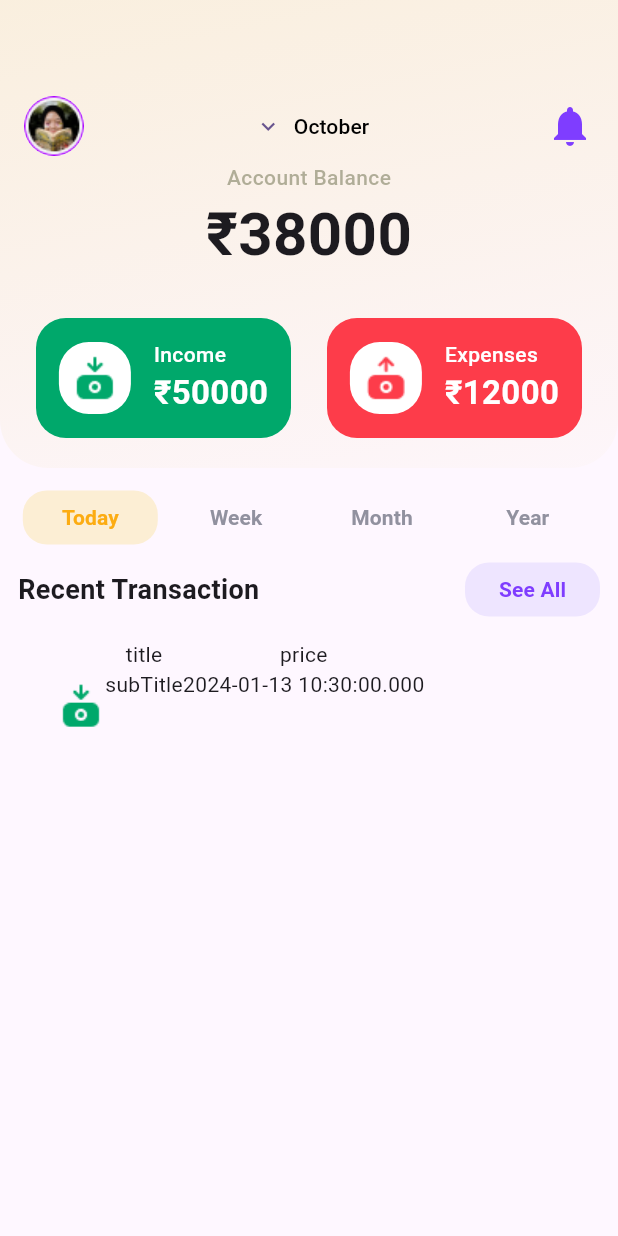
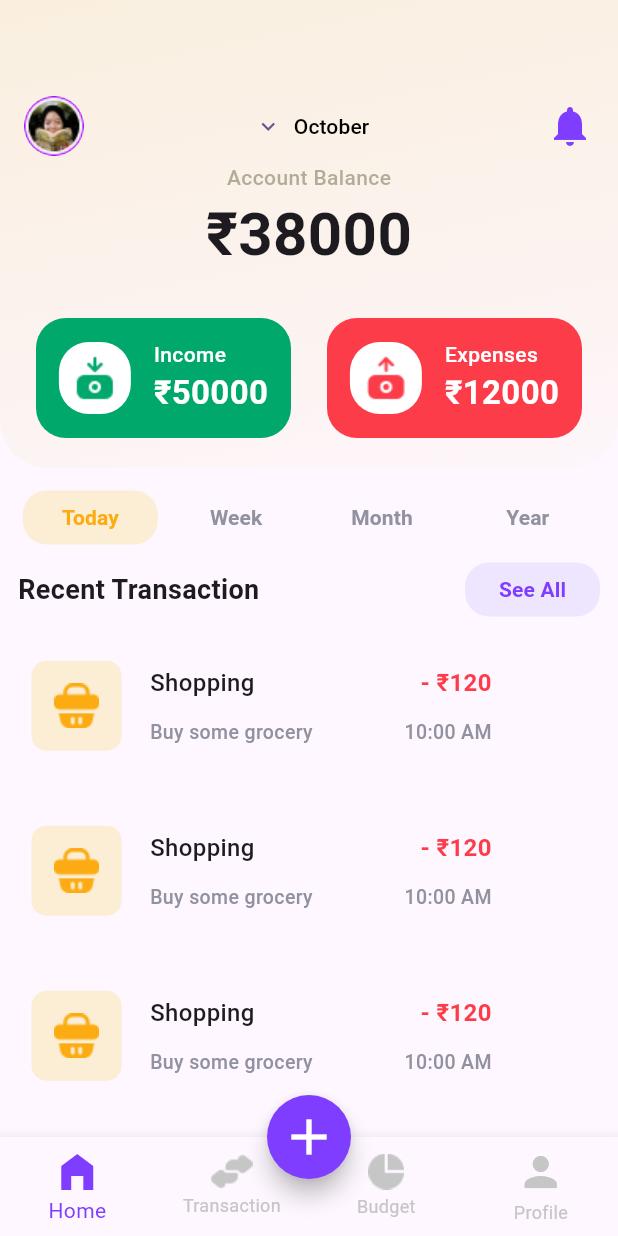
Before and after one commit to saurabhkumar-sk/cipher_schools_flutter_assignment, a Flutter app: the screen it shows after launch, after a tap on the "arrow forward ios" icon, after a tap on "Login", on a phone screen of 412 x 824 dp. Run offline on Flutter 3.47's test engine with Material 3 defaults, Android fonts, the phone set to English and light mode, and no system bars.

Commit message:
Income Screen , Expense screen and Home Screen UI are fully completed

```diff
--- a/lib/components/transaction_history_cus.dart
+++ b/lib/components/transaction_history_cus.dart
@@ -5,7 +5,7 @@ class TransactionHistory extends StatelessWidget {
   final String title;
   final String subTitle;
   final String price;
-  final DateTime dateTime;
+  final String dateTime;
   const TransactionHistory({
     super.key,
     required this.image,
@@ -17,33 +17,86 @@ class TransactionHistory extends StatelessWidget {
 
   @override
   Widget build(BuildContext context) {
-    return Container(
+    return Padding(
+      padding: const EdgeInsets.only(
+        left: 11,
+        right: 28,
+      ),
+      child: Container(
         height: 89,
-      width: 336,
+        width: double.infinity,
         decoration: BoxDecoration(
           borderRadius: BorderRadius.circular(24),
         ),
         child: Row(
           children: [
-          Image.asset(
+            Padding(
+              padding: const EdgeInsets.all(10.0),
+              child: Container(
+                decoration: BoxDecoration(
+                  borderRadius: BorderRadius.circular(10),
+                  color: const Color.fromRGBO(252, 238, 212, 1),
+                ),
+                height: 60,
+                width: 60,
+                child: Image.asset(
                   image.toString(),
                 ),
-          Column(
+              ),
+            ),
+            const SizedBox(width: 9),
+            Padding(
+              padding: const EdgeInsets.only(top: 0.0),
+              child: Column(
+                mainAxisAlignment: MainAxisAlignment.center,
+                crossAxisAlignment: CrossAxisAlignment.start,
                 children: [
-              Text(title),
-              Text(subTitle),
+                  Text(
+                    title,
+                    style: const TextStyle(
+                      fontSize: 16,
+                      fontWeight: FontWeight.w500,
+                    ),
+                  ),
+                  const SizedBox(height: 12),
+                  Text(
+                    subTitle,
+                    style: const TextStyle(
+                      fontSize: 13,
+                      fontWeight: FontWeight.w500,
+                      color: Color.fromRGBO(145, 145, 159, 1),
+                    ),
+                  ),
                 ],
               ),
+            ),
+            const SizedBox(width: 61),
             Column(
+              mainAxisAlignment: MainAxisAlignment.center,
+              crossAxisAlignment: CrossAxisAlignment.end,
               children: [
-              Text(price),
                 Text(
-                dateTime.toString(),
+                  price,
+                  style: const TextStyle(
+                    fontSize: 16,
+                    fontWeight: FontWeight.w600,
+                    color: Color.fromRGBO(253, 60, 74, 1),
+                  ),
+                ),
+                const SizedBox(height: 12),
+                Text(
+                  dateTime,
+                  style: const TextStyle(
+                    fontSize: 13,
+                    fontWeight: FontWeight.w500,
+                    color: Color.fromRGBO(145, 145, 159, 1),
+                  ),
                 ),
               ],
             )
           ],
         ),
+      ),
     );
   }
 }
--- /dev/null
+++ b/lib/screens/bottom_navigation_bar_screen.dart
@@ -0,0 +1,120 @@
+import 'package:cipher_schools_flutter_assignment/screens/home_screen.dart';
+import 'package:flutter/material.dart';
+
+class BottomNavigationBarScree extends StatefulWidget {
+  const BottomNavigationBarScree({Key? key}) : super(key: key);
+
+  @override
+  State<BottomNavigationBarScree> createState() =>
+      _BottomNavigationBarScreeState();
+}
+
+class _BottomNavigationBarScreeState extends State<BottomNavigationBarScree> {
+  final PageController pageController = PageController(initialPage: 0);
+  late int _selectedIndex = 0;
+
+  @override
+  Widget build(BuildContext context) {
+    return Scaffold(
+      extendBody: true,
+      body: PageView(
+        physics: const NeverScrollableScrollPhysics(),
+        controller: pageController,
+        children: const <Widget>[
+          Center(
+            child: HomeScreen(),
+          ),
+          Center(
+            child: Search(),
+          ),
+          Center(
+            child: Favourite(),
+          ),
+          Center(
+            child: Profile(),
+          ),
+        ],
+      ),
+      floatingActionButtonLocation: FloatingActionButtonLocation.centerDocked,
+      floatingActionButton: FloatingActionButton(
+        backgroundColor: const Color(0xFF7F3DFF),
+        shape: const CircleBorder(),
+        onPressed: () {},
+        child: const Icon(
+          Icons.add,
+          color: Colors.white,
+          size: 40,
+        ),
+      ),
+      bottomNavigationBar: BottomNavigationBar(
+        type: BottomNavigationBarType.fixed,
+        currentIndex: _selectedIndex,
+        selectedItemColor: const Color(0xFF7F3DFF),
+        unselectedItemColor: const Color(0xFFC6C6C6),
+        onTap: (index) {
+          setState(() {
+            _selectedIndex = index;
+            pageController.jumpToPage(index);
+          });
+        },
+        items: const [
+          BottomNavigationBarItem(
+            icon: Icon(
+              Icons.home_filled,
+              size: 32,
+            ),
+            label: 'Home',
+          ),
+          BottomNavigationBarItem(
+            icon: Image(
+              image: AssetImage("assets/images/Transaction.png"),
+            ),
+            label: 'Transaction',
+          ),
+          BottomNavigationBarItem(
+            icon: Image(
+              image: AssetImage("assets/images/pie chart.png"),
+            ),
+            label: 'Budget',
+          ),
+          BottomNavigationBarItem(
+            icon: Icon(
+              Icons.person,
+              size: 32,
+            ),
+            label: 'Profile',
+          ),
+        ],
+      ),
+    );
+  }
+}
+
+// Screens for the different bottom navigation items
+
+class Search extends StatelessWidget {
+  const Search({Key? key}) : super(key: key);
+
+  @override
+  Widget build(BuildContext context) {
+    return const Text('Search');
+  }
+}
+
+class Favourite extends StatelessWidget {
+  const Favourite({Key? key}) : super(key: key);
+
+  @override
+  Widget build(BuildContext context) {
+    return const Text('Favourites');
+  }
+}
+
+class Profile extends StatelessWidget {
+  const Profile({Key? key}) : super(key: key);
+
+  @override
+  Widget build(BuildContext context) {
+    return const Text('Profile');
+  }
+}
--- a/lib/screens/home_screen.dart
+++ b/lib/screens/home_screen.dart
@@ -1,5 +1,7 @@
 import 'package:cipher_schools_flutter_assignment/components/custombutton.dart';
 import 'package:cipher_schools_flutter_assignment/components/transaction_history_cus.dart';
+import 'package:cipher_schools_flutter_assignment/screens/expenses_screen.dart';
+import 'package:cipher_schools_flutter_assignment/screens/income_screen.dart';
 import 'package:flutter/material.dart';
 
 class HomeScreen extends StatelessWidget {
@@ -78,7 +80,16 @@ class HomeScreen extends StatelessWidget {
                 Row(
                   mainAxisAlignment: MainAxisAlignment.spaceEvenly,
                   children: [
-                    Container(
+                    GestureDetector(
+                      onTap: () {
+                        Navigator.push(
+                          context,
+                          MaterialPageRoute(
+                            builder: (context) => const IncomeScreen(),
+                          ),
+                        );
+                      },
+                      child: Container(
                         height: 80,
                         width: 170,
                         decoration: BoxDecoration(
@@ -124,7 +135,17 @@ class HomeScreen extends StatelessWidget {
                           ],
                         ),
                       ),
-                    Container(
+                    ),
+                    GestureDetector(
+                      onTap: () {
+                        Navigator.push(
+                          context,
+                          MaterialPageRoute(
+                            builder: (context) => const ExpensesScreen(),
+                          ),
+                        );
+                      },
+                      child: Container(
                         height: 80,
                         width: 170,
                         decoration: BoxDecoration(
@@ -168,6 +189,7 @@ class HomeScreen extends StatelessWidget {
                               ],
                             ),
                           ],
+                        ),
                       ),
                     ),
                   ],
@@ -230,13 +252,38 @@ class HomeScreen extends StatelessWidget {
             ),
           ),
           const SizedBox(height: 9),
-          TransactionHistory(
-            image: "assets/images/income.png",
-            title: "title",
-            subTitle: "subTitle",
-            price: "price",
-            dateTime: DateTime.now(),
+          const TransactionHistory(
+            image: "assets/images/shopping bag.png",
+            title: "Shopping",
+            subTitle: "Buy some grocery",
+            price: "- ₹120",
+            dateTime: "10:00 AM",
           ),
+          const SizedBox(height: 21),
+          const TransactionHistory(
+            image: "assets/images/shopping bag.png",
+            title: "Shopping",
+            subTitle: "Buy some grocery",
+            price: "- ₹120",
+            dateTime: "10:00 AM",
+          ),
+          const SizedBox(height: 21),
+          const TransactionHistory(
+            image: "assets/images/shopping bag.png",
+            title: "Shopping",
+            subTitle: "Buy some grocery",
+            price: "- ₹120",
+            dateTime: "10:00 AM",
+          ),
+          const SizedBox(height: 21),
+          const TransactionHistory(
+            image: "assets/images/shopping bag.png",
+            title: "Shopping",
+            subTitle: "Buy some grocery",
+            price: "- ₹120",
+            dateTime: "10:00 AM",
+          ),
+          const SizedBox(height: 21),
         ],
       ),
     );
--- a/lib/screens/sign_up_screen.dart
+++ b/lib/screens/sign_up_screen.dart
@@ -1,4 +1,4 @@
-import 'package:cipher_schools_flutter_assignment/screens/home_screen.dart';
+import 'package:cipher_schools_flutter_assignment/screens/bottom_navigation_bar_screen.dart';
 import 'package:flutter/material.dart';
 
 class SignUpScreen extends StatelessWidget {
@@ -230,7 +230,8 @@ class SignUpScreen extends StatelessWidget {
                       Navigator.push(
                           context,
                           MaterialPageRoute(
-                            builder: (context) => const HomeScreen(),
+                            builder: (context) =>
+                                const BottomNavigationBarScree(),
                           ));
                     },
                     child: const Text(
--- a/pubspec.yaml
+++ b/pubspec.yaml
@@ -63,7 +63,6 @@ flutter:
   # To add assets to your application, add an assets section, like this:
   assets:
     - assets/images/
-    - assets/svg/
 
   # An image asset can refer to one or more resolution-specific "variants", see
   # https://flutter.dev/assets-and-images/#resolution-aware
```
Also changed, not shown: lib/components/textfield.dart (added, +44 -0 lines), lib/screens/expenses_screen.dart (added, +143 -0 lines), lib/screens/income_screen.dart (added, +143 -0 lines), assets/images/Transaction.png (added), assets/images/car.png (added), assets/images/home.png (added), assets/images/pie chart.png (added), assets/images/recurring bill.png (added), assets/images/restaurant.png (added), assets/images/shopping bag.png (added), assets/images/user.png (added), assets/svg/Vector.svg (deleted). Lines whose indentation alone changed are shown as unchanged.
